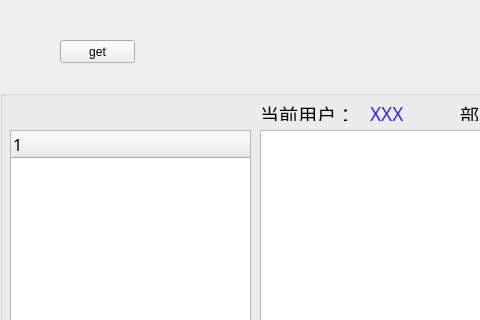
Old version of the form QTClient/mainwindow.ui in the repository sunjiangbo/gyTool-Manager; both pictures show x 0 to 480 and y 0 to 320 of the 1024 by 600 pixel window.
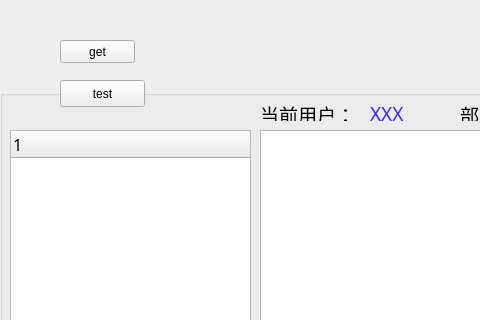
New version of the form. Icons and pictures are not drawn.

Patch:
```diff
--- a/QTClient/mainwindow.ui
+++ b/QTClient/mainwindow.ui
@@ -142,6 +142,19 @@
      <string>get</string>
     </property>
    </widget>
+   <widget class="QPushButton" name="pushButton_2">
+    <property name="geometry">
+     <rect>
+      <x>60</x>
+      <y>80</y>
+      <width>85</width>
+      <height>27</height>
+     </rect>
+    </property>
+    <property name="text">
+     <string>test</string>
+    </property>
+   </widget>
   </widget>
   <widget class="QStatusBar" name="statusBar"/>
  </widget>
```
